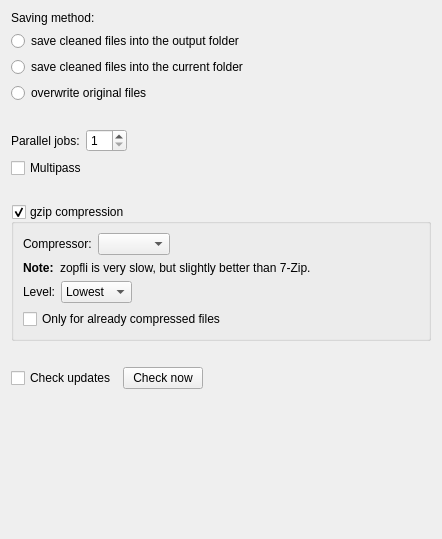
The window that src/preferences/mainpage.ui (RazrFalcon/svgcleaner-gui) describes before a commit, drawn with Qt 5.
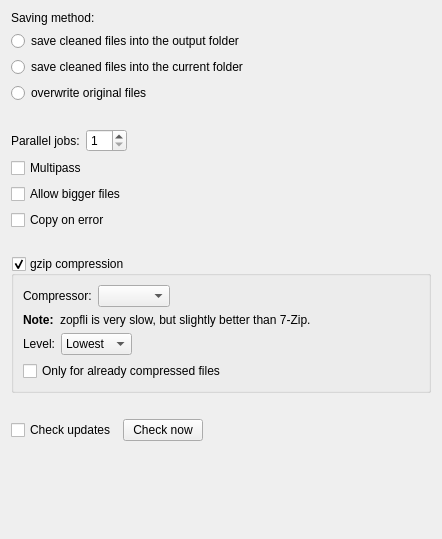
The same window after the commit.

Commit message: Added 'Copy on error' and 'Allow bigger files' options.

```diff
--- a/src/preferences/mainpage.ui
+++ b/src/preferences/mainpage.ui
@@ -125,6 +125,27 @@
      </property>
     </widget>
    </item>
+   <item>
+    <widget class="QCheckBox" name="chBoxAllowBigger">
+     <property name="toolTip">
+      <string>By default, if cleaned file is bigger that original it an error,
+but sometimes this should be allowed.</string>
+     </property>
+     <property name="text">
+      <string>Allow bigger files</string>
+     </property>
+    </widget>
+   </item>
+   <item>
+    <widget class="QCheckBox" name="chBoxCopyOnError">
+     <property name="toolTip">
+      <string>Copy an original file to the destination if an error occurred during the file cleaning.</string>
+     </property>
+     <property name="text">
+      <string>Copy on error</string>
+     </property>
+    </widget>
+   </item>
    <item>
     <spacer name="verticalSpacer_3">
      <property name="orientation">
```
The commit also changes 4 other files.
